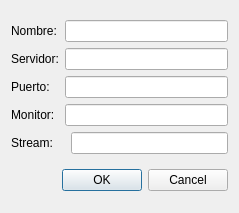
skuda/ZoneMinder-Viewer, file src/ui/cameraadddialog.ui: the form before one commit.
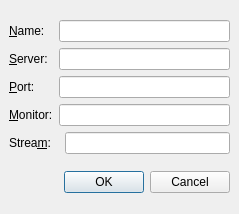
The form after the commit.

Diff of the .ui file:
```diff
--- a/src/ui/cameraadddialog.ui
+++ b/src/ui/cameraadddialog.ui
@@ -6,19 +6,34 @@
     <x>0</x>
     <y>0</y>
     <width>239</width>
-    <height>213</height>
+    <height>214</height>
    </rect>
   </property>
   <property name="windowTitle" >
    <string>Dialog</string>
   </property>
   <layout class="QVBoxLayout" >
+   <property name="margin" >
+    <number>9</number>
+   </property>
+   <property name="spacing" >
+    <number>6</number>
+   </property>
    <item>
     <layout class="QGridLayout" >
+     <property name="margin" >
+      <number>0</number>
+     </property>
+     <property name="spacing" >
+      <number>6</number>
+     </property>
      <item row="0" column="0" >
       <widget class="QLabel" name="label" >
        <property name="text" >
-        <string>Nombre:</string>
+        <string>&amp;Name:</string>
+       </property>
+       <property name="buddy" >
+        <cstring>m_name</cstring>
        </property>
       </widget>
      </item>
@@ -28,7 +43,10 @@
      <item row="1" column="0" >
       <widget class="QLabel" name="label_3" >
        <property name="text" >
-        <string>Servidor:</string>
+        <string>&amp;Server:</string>
+       </property>
+       <property name="buddy" >
+        <cstring>m_host</cstring>
        </property>
       </widget>
      </item>
@@ -38,7 +56,10 @@
      <item row="2" column="0" >
       <widget class="QLabel" name="label_4" >
        <property name="text" >
-        <string>Puerto:</string>
+        <string>&amp;Port:</string>
+       </property>
+       <property name="buddy" >
+        <cstring>m_port</cstring>
        </property>
       </widget>
      </item>
@@ -48,7 +69,10 @@
      <item row="3" column="0" >
       <widget class="QLabel" name="label_2" >
        <property name="text" >
-        <string>Monitor:</string>
+        <string>&amp;Monitor:</string>
+       </property>
+       <property name="buddy" >
+        <cstring>m_monitor</cstring>
        </property>
       </widget>
      </item>
@@ -58,7 +82,10 @@
      <item row="4" column="0" colspan="2" >
       <widget class="QLabel" name="label_5" >
        <property name="text" >
-        <string>Stream:</string>
+        <string>Strea&amp;m:</string>
+       </property>
+       <property name="buddy" >
+        <cstring>m_zms</cstring>
        </property>
       </widget>
      </item>
@@ -73,7 +100,7 @@
       <enum>Qt::Horizontal</enum>
      </property>
      <property name="standardButtons" >
-      <set>QDialogButtonBox::Cancel|QDialogButtonBox::Ok</set>
+      <set>QDialogButtonBox::Cancel|QDialogButtonBox::NoButton|QDialogButtonBox::Ok</set>
      </property>
     </widget>
    </item>
```
